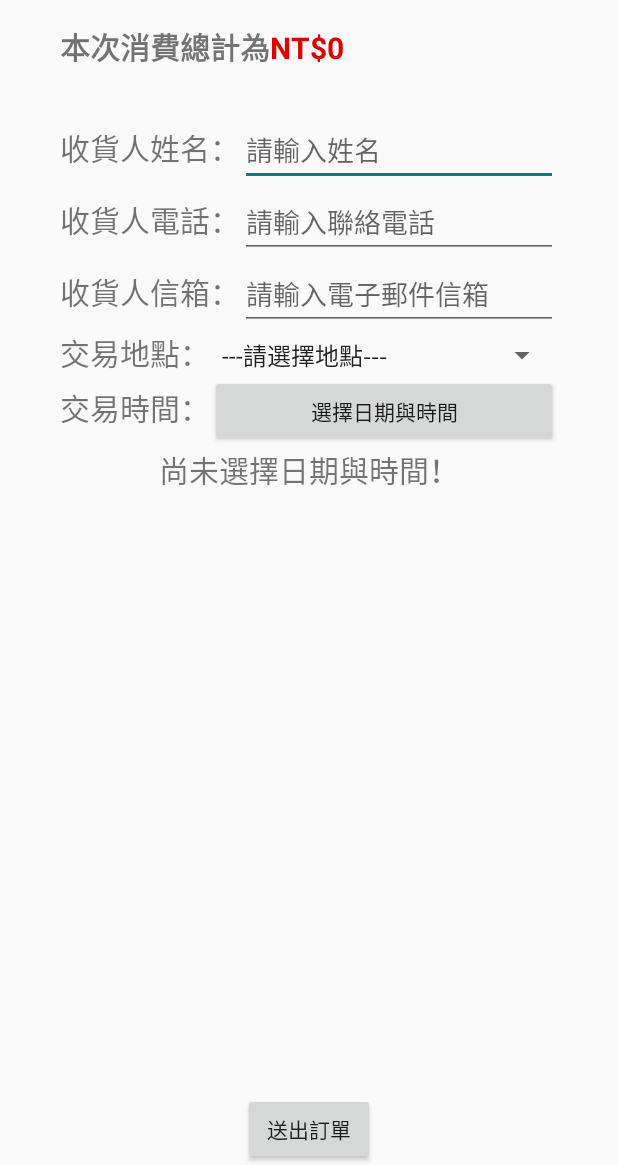
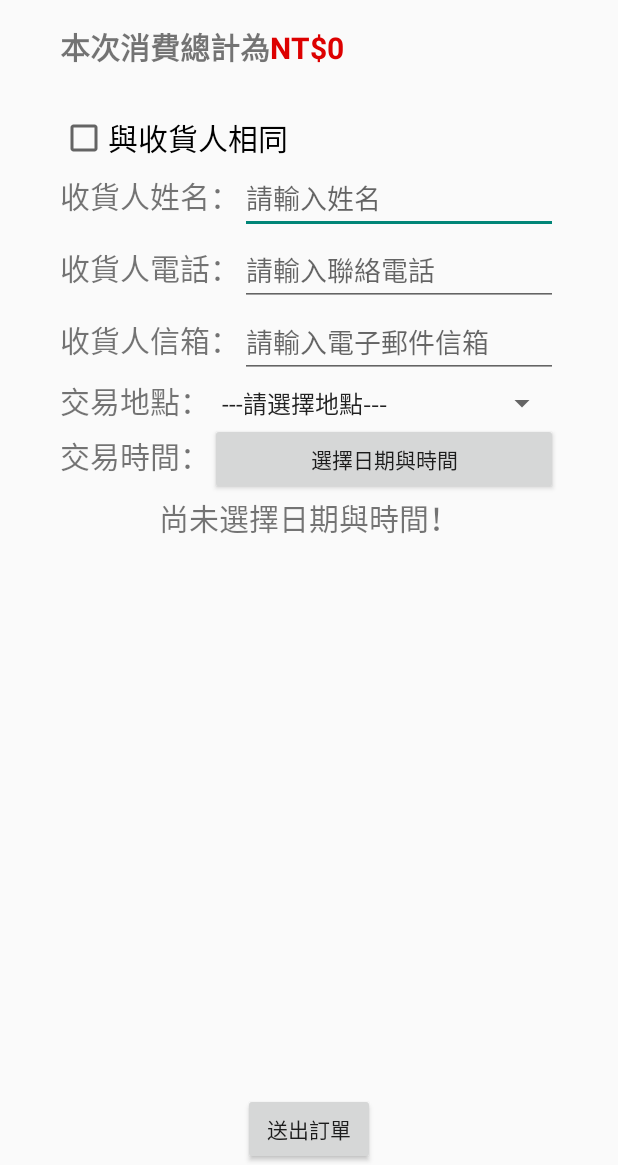
Before and after one commit to tonyyang924/QRCodeEcommerce, an Android app: the CartUserOrderActivity screen opened directly, with no data from a screen before it, on a phone screen of 412 x 824 dp, the part 71-1236 px from its top. Run offline under Robolectric (Android 15) with nearby library versions, the phone set to English and light mode, and no system bars.

Commit message:
功能：在上方放一個checkbox文案為「與收貨人相同」

```diff
--- a/app/src/main/java/com/tony/qrcodeecommerce/CartUserOrderActivity.java
+++ b/app/src/main/java/com/tony/qrcodeecommerce/CartUserOrderActivity.java
@@ -15,6 +15,8 @@ import android.view.LayoutInflater;
 import android.view.View;
 import android.widget.ArrayAdapter;
 import android.widget.Button;
+import android.widget.CheckBox;
+import android.widget.CompoundButton;
 import android.widget.DatePicker;
 import android.widget.EditText;
 import android.widget.ImageView;
@@ -48,6 +50,9 @@ public class CartUserOrderActivity extends Activity {
     private static TextView userorderTTimeTv;
     private List<Item> lists;
     private ItemDAO itemDAO;
+
+    //checkbox
+    private CheckBox checkbox;
 
     //使用者選擇的交易日期與時間
     private static int year = 0, monthOfYear = 0, dayOfMonth = 0, hourOfDay = 0, minute = 0;
@@ -83,10 +88,26 @@ public class CartUserOrderActivity extends Activity {
     protected void onCreate(Bundle savedInstanceState) {
         super.onCreate(savedInstanceState);
         setContentView(R.layout.activity_cartuserorder);
+        profileSP = new ProfileSP(getApplicationContext());
         userOrderNameEt = (EditText) findViewById(R.id.userorder_name);
         userOrderTelphoneEt = (EditText) findViewById(R.id.userorder_telphone);
         userOrderEmailEt = (EditText) findViewById(R.id.userorder_email);
         userOrderPlaceSp = (Spinner) findViewById(R.id.userorder_place);
+        checkbox = (CheckBox) findViewById(R.id.checkbox);
+        checkbox.setOnCheckedChangeListener(new CompoundButton.OnCheckedChangeListener() {
+            @Override
+            public void onCheckedChanged(CompoundButton buttonView, boolean isChecked) {
+                if(isChecked) {
+                    userOrderNameEt.setText(profileSP.getUserProfile().getStuName());
+                    userOrderTelphoneEt.setText(profileSP.getUserProfile().getStuPhone());
+                    userOrderEmailEt.setText(profileSP.getUserProfile().getStuEmail());
+                } else {
+                    userOrderNameEt.setText("");
+                    userOrderTelphoneEt.setText("");
+                    userOrderEmailEt.setText("");
+                }
+            }
+        });
         // Create an ArrayAdapter using the string array and a default spinner layout
         ArrayAdapter<CharSequence> spinner_adapter = ArrayAdapter.createFromResource(this,
                 R.array.userorder_place_spinner, android.R.layout.simple_spinner_item);
@@ -107,11 +128,6 @@ public class CartUserOrderActivity extends Activity {
             totalPrice += list.getPrice() * list.getNumber();
         }
         totalPriceTv.setText(Html.fromHtml(String.format(getString(R.string.userorder_totalprice), totalPrice)));
-
-        profileSP = new ProfileSP(getApplicationContext());
-        userOrderNameEt.setText(profileSP.getUserProfile().getStuName());
-        userOrderTelphoneEt.setText(profileSP.getUserProfile().getStuPhone());
-        userOrderEmailEt.setText(profileSP.getUserProfile().getStuEmail());
     }
 
     private View.OnClickListener pickTimeClkLis = new View.OnClickListener() {
--- a/app/src/main/res/layout/activity_cartuserorder.xml
+++ b/app/src/main/res/layout/activity_cartuserorder.xml
@@ -34,6 +34,21 @@
             android:text="@string/userorder_totalprice"
             android:textSize="@dimen/userorder_totalprice"
             />
+
+        <LinearLayout
+            android:layout_width="match_parent"
+            android:layout_height="wrap_content">
+
+            <!--與收貨人相同-->
+            <CheckBox
+                android:id="@+id/checkbox"
+                android:layout_width="wrap_content"
+                android:layout_height="wrap_content"
+                android:text="@string/userorder_checkbox"
+                android:textSize="20sp"
+                />
+
+        </LinearLayout>
 
         <LinearLayout
             android:layout_width="match_parent"
--- a/app/src/main/res/values/strings.xml
+++ b/app/src/main/res/values/strings.xml
@@ -62,6 +62,7 @@
             <b>本次消費總計為<font color="#dd0000">NT$%1$d</font></b>
         ]]>
     </string>
+    <string name="userorder_checkbox">與收貨人相同</string>
     <string name="userorder_name">收貨人姓名：</string>
     <string name="userorder_name_hint">請輸入姓名</string>
     <string name="userorder_telphone">收貨人電話：</string>
```
